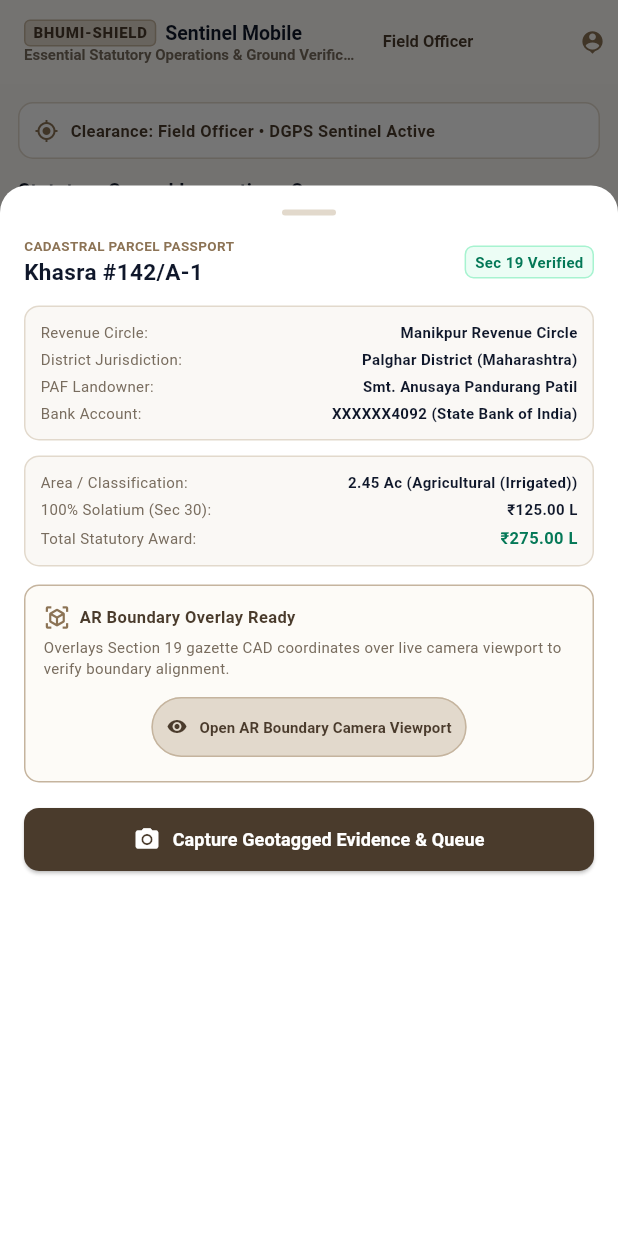
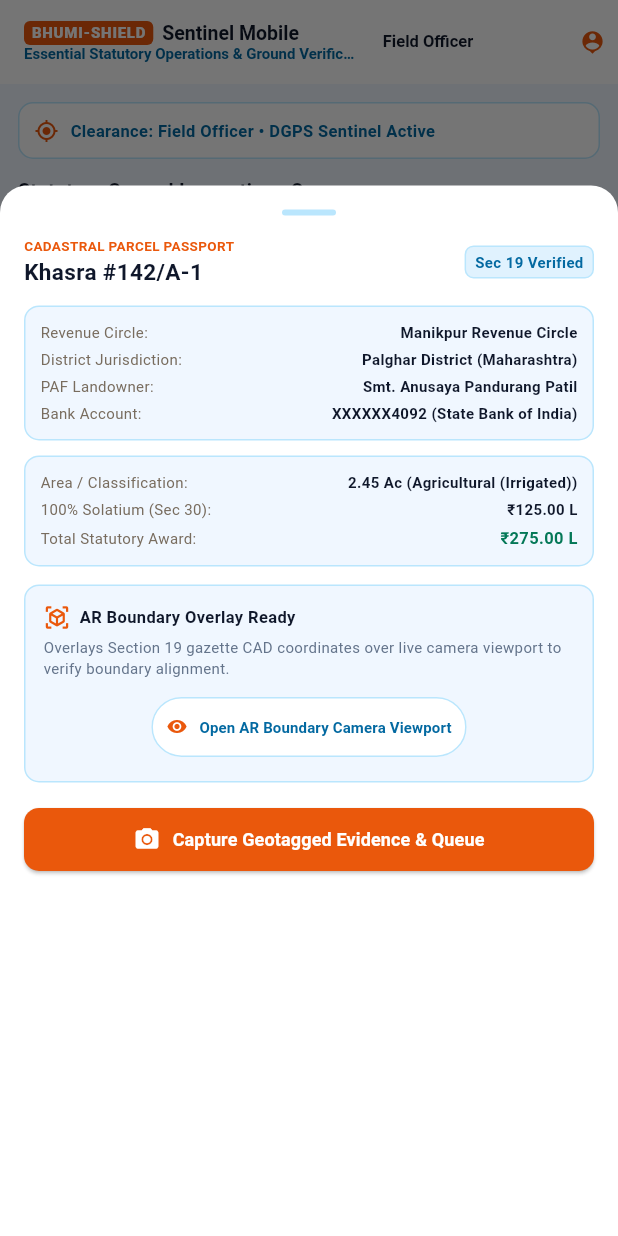
Before and after one commit to DhangarRohit18/Bhumi-Shield, a Flutter app: the screen it shows after launch, after a tap on "Scan QR & Verify Ground Boundary", on a phone screen of 412 x 824 dp. Run offline on Flutter 3.47's test engine with Material 3 defaults, Android fonts, the phone set to English and light mode, and no system bars; our stand-ins replace camera, cloud_firestore, firebase_core, geolocator, permission_handler, sensors_plus; accounts and stored records are empty.

Commit message:
style: apply cohesive light blue (#F0F7FF), vibrant orange (#EA580C) and dark navy (#0F172A) theme across web and mobile

```diff
--- a/mobile/lib/main.dart
+++ b/mobile/lib/main.dart
@@ -26,12 +26,12 @@ class BhumiShieldMobileApp extends StatelessWidget {
       title: 'BHUMI-SHIELD Sentinel',
       debugShowCheckedModeBanner: false,
       theme: ThemeData.light().copyWith(
-        scaffoldBackgroundColor: const Color(0xFFFAF8F5),
-        primaryColor: const Color(0xFF8C7355),
+        scaffoldBackgroundColor: const Color(0xFFF0F7FF),
+        primaryColor: const Color(0xFFEA580C),
         appBarTheme: const AppBarTheme(
-          backgroundColor: Color(0xFFFDFBF7),
+          backgroundColor: Colors.white,
           elevation: 0,
-          iconTheme: IconThemeData(color: Color(0xFF4A3B2C)),
+          iconTheme: IconThemeData(color: Color(0xFFEA580C)),
           titleTextStyle: TextStyle(
             color: Color(0xFF0F172A),
             fontSize: 14,
@@ -39,8 +39,8 @@ class BhumiShieldMobileApp extends StatelessWidget {
           ),
         ),
         colorScheme: const ColorScheme.light(
-          primary: Color(0xFF8C7355),
-          secondary: Color(0xFF047857),
+          primary: Color(0xFFEA580C),
+          secondary: Color(0xFF0284C7),
           surface: Colors.white,
         ),
       ),
@@ -80,16 +80,15 @@ class _MobileDashboardRootState extends State<MobileDashboardRoot> {
                 Container(
                   padding: const EdgeInsets.symmetric(horizontal: 5, vertical: 2),
                   decoration: BoxDecoration(
-                    color: const Color(0xFFE2D9CC),
+                    color: const Color(0xFFEA580C),
                     borderRadius: BorderRadius.circular(4),
-                    border: Border.all(color: const Color(0xFFC5B49E)),
                   ),
                   child: const Text(
                     'BHUMI-SHIELD',
                     style: TextStyle(
                       fontSize: 10,
                       fontWeight: FontWeight.w900,
-                      color: Color(0xFF4A3B2C),
+                      color: Colors.white,
                       letterSpacing: 0.5,
                     ),
                   ),
@@ -103,17 +102,17 @@ class _MobileDashboardRootState extends State<MobileDashboardRoot> {
             ),
             const Text(
               'Essential Statutory Operations & Ground Verification',
-              style: TextStyle(fontSize: 10, color: Color(0xFF786C5E)),
+              style: TextStyle(fontSize: 10, color: Color(0xFF0369A1)),
             ),
           ],
         ),
         actions: [
           DropdownButton<String>(
             value: _activeRole,
-            dropdownColor: const Color(0xFFFDFBF7),
+            dropdownColor: Colors.white,
             underline: const SizedBox(),
-            icon: const Icon(Icons.person_pin, color: Color(0xFF8C7355), size: 18),
-            style: const TextStyle(fontSize: 11, color: Color(0xFF4A3B2C), fontWeight: FontWeight.bold),
+            icon: const Icon(Icons.person_pin, color: Color(0xFFEA580C), size: 18),
+            style: const TextStyle(fontSize: 11, color: Color(0xFF0F172A), fontWeight: FontWeight.bold),
             items: _roles.map((r) => DropdownMenuItem(value: r, child: Text(r))).toList(),
             onChanged: (val) {
               if (val != null) setState(() => _activeRole = val);
@@ -132,8 +131,8 @@ class _MobileDashboardRootState extends State<MobileDashboardRoot> {
       bottomNavigationBar: BottomNavigationBar(
         backgroundColor: Colors.white,
         currentIndex: _navIndex,
-        selectedItemColor: const Color(0xFF4A3B2C),
-        unselectedItemColor: const Color(0xFF786C5E),
+        selectedItemColor: const Color(0xFFEA580C),
+        unselectedItemColor: const Color(0xFF0369A1),
         type: BottomNavigationBarType.fixed,
         selectedLabelStyle: const TextStyle(fontWeight: FontWeight.bold, fontSize: 10),
         unselectedLabelStyle: const TextStyle(fontSize: 10),
@@ -155,6 +154,7 @@ class _MobileDashboardRootState extends State<MobileDashboardRoot> {
             icon: Badge(
               label: Text('${_fieldService.offlineQueue.length}'),
               isLabelVisible: _fieldService.offlineQueue.isNotEmpty,
+              backgroundColor: const Color(0xFFEA580C),
               child: const Icon(Icons.cloud_sync),
             ),
             label: 'Sync Queue',
@@ -178,16 +178,16 @@ class _MobileDashboardRootState extends State<MobileDashboardRoot> {
               decoration: BoxDecoration(
                 color: Colors.white,
                 borderRadius: BorderRadius.circular(10),
-                border: Border.all(color: const Color(0xFFE2D9CC)),
+                border: Border.all(color: const Color(0xFFBAE6FD)),
               ),
               child: Row(
                 children: [
-                  const Icon(Icons.gps_fixed, color: Color(0xFF8C7355), size: 16),
+                  const Icon(Icons.gps_fixed, color: Color(0xFFEA580C), size: 16),
                   const SizedBox(width: 8),
                   Expanded(
                     child: Text(
                       'Clearance: $_activeRole • DGPS Sentinel Active',
-                      style: const TextStyle(fontSize: 11, color: Color(0xFF4A3B2C), fontWeight: FontWeight.bold),
+                      style: const TextStyle(fontSize: 11, color: Color(0xFF0369A1), fontWeight: FontWeight.bold),
                     ),
                   ),
                 ],
@@ -203,7 +203,7 @@ class _MobileDashboardRootState extends State<MobileDashboardRoot> {
               const Center(
                 child: Padding(
                   padding: EdgeInsets.all(24),
-                  child: Text('No ground inspections pending', style: TextStyle(color: Color(0xFF786C5E), fontSize: 12)),
+                  child: Text('No ground inspections pending', style: TextStyle(color: Color(0xFF64748B), fontSize: 12)),
                 ),
               )
             else
@@ -217,9 +217,10 @@ class _MobileDashboardRootState extends State<MobileDashboardRoot> {
   Widget _buildTaskCard(TaskModel task) {
     return Card(
       color: Colors.white,
+      elevation: 0,
       shape: RoundedRectangleBorder(
         borderRadius: BorderRadius.circular(12),
-        side: const BorderSide(color: Color(0xFFE2D9CC)),
+        side: const BorderSide(color: Color(0xFFBAE6FD)),
       ),
       margin: const EdgeInsets.only(bottom: 10),
       child: Padding(
@@ -233,36 +234,36 @@ class _MobileDashboardRootState extends State<MobileDashboardRoot> {
                 Container(
                   padding: const EdgeInsets.symmetric(horizontal: 6, vertical: 2),
                   decoration: BoxDecoration(
-                    color: const Color(0xFFE2D9CC),
+                    color: const Color(0xFFFFF7ED),
                     borderRadius: BorderRadius.circular(4),
-                    border: Border.all(color: const Color(0xFFC5B49E)),
+                    border: Border.all(color: const Color(0xFFFFEDD5)),
                   ),
                   child: Text(
                     task.priority,
-                    style: const TextStyle(color: Color(0xFF4A3B2C), fontSize: 9, fontWeight: FontWeight.bold),
+                    style: const TextStyle(color: Color(0xFFEA580C), fontSize: 9, fontWeight: FontWeight.bold),
                   ),
                 ),
-                Text('Due: ${task.dueDate}', style: const TextStyle(fontSize: 10, color: Color(0xFF786C5E))),
+                Text('Due: ${task.dueDate}', style: const TextStyle(fontSize: 10, color: Color(0xFF64748B))),
               ],
             ),
             const SizedBox(height: 6),
             Text(task.title, style: const TextStyle(fontSize: 12, fontWeight: FontWeight.bold, color: Color(0xFF0F172A))),
             const SizedBox(height: 2),
-            Text(task.description, style: const TextStyle(fontSize: 10, color: Color(0xFF786C5E))),
+            Text(task.description, style: const TextStyle(fontSize: 10, color: Color(0xFF64748B))),
             const SizedBox(height: 10),
             SizedBox(
               width: double.infinity,
               child: ElevatedButton.icon(
                 style: ElevatedButton.styleFrom(
-                  backgroundColor: const Color(0xFFE2D9CC),
-                  foregroundColor: const Color(0xFF4A3B2C),
+                  backgroundColor: const Color(0xFFF0F7FF),
+                  foregroundColor: const Color(0xFF0369A1),
                   elevation: 0,
-                  side: const BorderSide(color: Color(0xFFC5B49E)),
+                  side: const BorderSide(color: Color(0xFFBAE6FD)),
                   shape: RoundedRectangleBorder(borderRadius: BorderRadius.circular(8)),
                   padding: const EdgeInsets.symmetric(vertical: 8),
                 ),
                 onPressed: () => _launchFieldMission(task),
-                icon: const Icon(Icons.qr_code_scanner, color: Color(0xFF4A3B2C), size: 16),
+                icon: const Icon(Icons.qr_code_scanner, color: Color(0xFFEA580C), size: 16),
                 label: const Text('Scan QR & Verify Ground Boundary', style: TextStyle(fontWeight: FontWeight.bold, fontSize: 11)),
               ),
             ),
@@ -314,9 +315,10 @@ class _MobileDashboardRootState extends State<MobileDashboardRoot> {
         const SizedBox(height: 8),
         ...mockParcels.map((p) => Card(
               color: Colors.white,
+              elevation: 0,
               shape: RoundedRectangleBorder(
                 borderRadius: BorderRadius.circular(12),
-                side: const BorderSide(color: Color(0xFFE2D9CC)),
+                side: const BorderSide(color: Color(0xFFBAE6FD)),
               ),
               margin: const EdgeInsets.only(bottom: 10),
               child: Padding(
@@ -331,23 +333,23 @@ class _MobileDashboardRootState extends State<MobileDashboardRoot> {
                         Container(
                           padding: const EdgeInsets.symmetric(horizontal: 6, vertical: 2),
                           decoration: BoxDecoration(
-                            color: const Color(0xFFECFDF5),
-                            border: Border.all(color: const Color(0xFFA7F3D0)),
+                            color: const Color(0xFFE0F2FE),
+                            border: Border.all(color: const Color(0xFFBAE6FD)),
                             borderRadius: BorderRadius.circular(4),
                           ),
-                          child: Text(p['stage']!, style: const TextStyle(color: Color(0xFF047857), fontSize: 9, fontWeight: FontWeight.bold)),
+                          child: Text(p['stage']!, style: const TextStyle(color: Color(0xFF0369A1), fontSize: 9, fontWeight: FontWeight.bold)),
                         ),
                       ],
                     ),
                     const SizedBox(height: 4),
-                    Text('${p['village']} • ${p['area']}', style: const TextStyle(fontSize: 11, color: Color(0xFF786C5E))),
-                    Text('Landowner: ${p['owner']}', style: const TextStyle(fontSize: 11, color: Color(0xFF4A3B2C), fontWeight: FontWeight.w600)),
+                    Text('${p['village']} • ${p['area']}', style: const TextStyle(fontSize: 11, color: Color(0xFF64748B))),
+                    Text('Landowner: ${p['owner']}', style: const TextStyle(fontSize: 11, color: Color(0xFF0F172A), fontWeight: FontWeight.w600)),
                     const SizedBox(height: 4),
                     Row(
                       mainAxisAlignment: MainAxisAlignment.spaceBetween,
                       children: [
-                        Text('Statutory Award: ${p['award']}', style: const TextStyle(fontSize: 11, color: Color(0xFF047857), fontWeight: FontWeight.bold)),
-                        Text('Pillar: ${p['qr']}', style: const TextStyle(fontSize: 10, fontFamily: 'monospace', color: Color(0xFF8C7355))),
+                        Text('Statutory Award: ${p['award']}', style: const TextStyle(fontSize: 11, color: Color(0xFFEA580C), fontWeight: FontWeight.bold)),
+                        Text('Pillar: ${p['qr']}', style: const TextStyle(fontSize: 10, fontFamily: 'monospace', color: Color(0xFF0284C7))),
                       ],
                     ),
                   ],
@@ -371,16 +373,17 @@ class _MobileDashboardRootState extends State<MobileDashboardRoot> {
             const SizedBox(height: 8),
             ...devices.map((d) => Card(
                   color: Colors.white,
+                  elevation: 0,
                   shape: RoundedRectangleBorder(
                     borderRadius: BorderRadius.circular(10),
-                    side: const BorderSide(color: Color(0xFFE2D9CC)),
+                    side: const BorderSide(color: Color(0xFFBAE6FD)),
                   ),
                   margin: const EdgeInsets.only(bottom: 8),
                   child: ListTile(
                     contentPadding: const EdgeInsets.symmetric(horizontal: 12, vertical: 4),
-                    leading: const Icon(Icons.router, color: Color(0xFF8C7355), size: 22),
+                    leading: const Icon(Icons.router, color: Color(0xFFEA580C), size: 22),
                     title: Text(d.deviceId, style: const TextStyle(fontWeight: FontWeight.bold, fontSize: 11, color: Color(0xFF0F172A))),
-                    subtitle: Text('Battery: ${d.batteryPercentage}% • ${d.deviceType}', style: const TextStyle(fontSize: 10, color: Color(0xFF786C5E))),
+                    subtitle: Text('Battery: ${d.batteryPercentage}% • ${d.deviceType}', style: const TextStyle(fontSize: 10, color: Color(0xFF64748B))),
                     trailing: Container(
                       padding: const EdgeInsets.symmetric(horizontal: 6, vertical: 2),
                       decoration: BoxDecoration(
@@ -391,7 +394,7 @@ class _MobileDashboardRootState extends State<MobileDashboardRoot> {
                       child: Text(
                         d.status,
                         style: TextStyle(
-                          color: d.status == 'ONLINE' ? const Color(0xFF047857) : const Color(0xFF9F1239),
+                          color: d.status == 'ONLINE' ? const Color(0xFF047857) : const Color(0xFFDC2626),
                           fontSize: 9,
                           fontWeight: FontWeight.bold,
                         ),
@@ -420,11 +423,11 @@ class _MobileDashboardRootState extends State<MobileDashboardRoot> {
               Text('Pending Sync Queue (${queue.length})', style: const TextStyle(fontSize: 13, fontWeight: FontWeight.bold, color: Color(0xFF0F172A))),
               ElevatedButton.icon(
                 style: ElevatedButton.styleFrom(
-                  backgroundColor: const Color(0xFFE2D9CC),
-                  foregroundColor: const Color(0xFF4A3B2C),
+                  backgroundColor: const Color(0xFFEA580C),
+                  foregroundColor: Colors.white,
                   elevation: 0,
-                  side: const BorderSide(color: Color(0xFFC5B49E)),
-                  padding: const EdgeInsets.symmetric(horizontal: 10, vertical: 6),
+                  padding: const EdgeInsets.symmetric(horizontal: 12, vertical: 8),
+                  shape: RoundedRectangleBorder(borderRadius: BorderRadius.circular(8)),
                 ),
                 onPressed: queue.isEmpty
                     ? null
@@ -433,11 +436,11 @@ class _MobileDashboardRootState extends State<MobileDashboardRoot> {
                         if (!mounted) return;
                         setState(() {});
                         ScaffoldMessenger.of(context).showSnackBar(
-                          const SnackBar(backgroundColor: Color(0xFF047857), content: Text('All evidence synced to Cloud Firestore & Digital Twin!')),
+                          const SnackBar(backgroundColor: Color(0xFF059669), content: Text('All evidence synced to Cloud Firestore & Digital Twin!')),
                         );
                       },
-                icon: const Icon(Icons.cloud_upload, size: 14),
-                label: const Text('1-Tap Cloud Sync', style: TextStyle(fontSize: 10, fontWeight: FontWeight.bold)),
+                icon: const Icon(Icons.cloud_upload, size: 14, color: Colors.white),
+                label: const Text('1-Tap Cloud Sync', style: TextStyle(fontSize: 11, fontWeight: FontWeight.bold)),
               ),
             ],
           ),
@@ -448,9 +451,9 @@ class _MobileDashboardRootState extends State<MobileDashboardRoot> {
                 child: Column(
                   mainAxisAlignment: MainAxisAlignment.center,
                   children: const [
-                    Icon(Icons.check_circle_outline, size: 40, color: Color(0xFF047857)),
+                    Icon(Icons.check_circle_outline, size: 40, color: Color(0xFF059669)),
                     SizedBox(height: 8),
-                    Text('All field inspection logs are synced with Cloud Firestore', style: TextStyle(color: Color(0xFF786C5E), fontSize: 11)),
+                    Text('All field inspection logs are synced with Cloud Firestore', style: TextStyle(color: Color(0xFF64748B), fontSize: 11)),
                   ],
                 ),
               ),
@@ -463,9 +466,10 @@ class _MobileDashboardRootState extends State<MobileDashboardRoot> {
                   final item = queue[i];
                   return Card(
                     color: Colors.white,
+                    elevation: 0,
                     shape: RoundedRectangleBorder(
                       borderRadius: BorderRadius.circular(10),
-                      side: const BorderSide(color: Color(0xFFE2D9CC)),
+                      side: const BorderSide(color: Color(0xFFBAE6FD)),
                     ),
                     margin: const EdgeInsets.only(bottom: 8),
                     child: Padding(
@@ -477,12 +481,12 @@ class _MobileDashboardRootState extends State<MobileDashboardRoot> {
                             mainAxisAlignment: MainAxisAlignment.spaceBetween,
                             children: [
                               Text('Parcel ID: ${item.parcelId}', style: const TextStyle(fontSize: 11, fontWeight: FontWeight.bold, color: Color(0xFF0F172A))),
-                              const Text('QUEUED', style: TextStyle(color: Color(0xFFB45309), fontSize: 9, fontWeight: FontWeight.bold)),
+                              const Text('QUEUED', style: TextStyle(color: Color(0xFFEA580C), fontSize: 9, fontWeight: FontWeight.bold)),
                             ],
                           ),
                           const SizedBox(height: 2),
-                          Text('GPS: ${item.lat.toStringAsFixed(4)}°, ${item.lng.toStringAsFixed(4)}° • Accuracy: ±${item.accuracyMeters}m', style: const TextStyle(fontSize: 10, color: Color(0xFF786C5E))),
-                          Text('SHA-256: ${item.tamperProofHash.substring(0, 24)}...', style: const TextStyle(fontSize: 9, fontFamily: 'monospace', color: Color(0xFF8C7355))),
+                          Text('GPS: ${item.lat.toStringAsFixed(4)}°, ${item.lng.toStringAsFixed(4)}° • Accuracy: ±${item.accuracyMeters}m', style: const TextStyle(fontSize: 10, color: Color(0xFF64748B))),
+                          Text('SHA-256: ${item.tamperProofHash.substring(0, 24)}...', style: const TextStyle(fontSize: 9, fontFamily: 'monospace', color: Color(0xFF0284C7))),
                         ],
                       ),
                     ),
@@ -528,7 +532,7 @@ class _MobileDashboardRootState extends State<MobileDashboardRoot> {
                   height: 4,
                   margin: const EdgeInsets.only(bottom: 14),
                   decoration: BoxDecoration(
-                    color: const Color(0xFFE2D9CC),
+                    color: const Color(0xFFBAE6FD),
                     borderRadius: BorderRadius.circular(2),
                   ),
                 ),
@@ -539,18 +543,18 @@ class _MobileDashboardRootState extends State<MobileDashboardRoot> {
                   Column(
                     crossAxisAlignment: CrossAxisAlignment.start,
                     children: [
-                      const Text('CADASTRAL PARCEL PASSPORT', style: TextStyle(fontSize: 9, color: Color(0xFF8C7355), fontWeight: FontWeight.bold)),
+                      const Text('CADASTRAL PARCEL PASSPORT', style: TextStyle(fontSize: 9, color: Color(0xFFEA580C), fontWeight: FontWeight.bold)),
                       Text('Khasra #${passport.khasraSurveyNo}', style: const TextStyle(fontSize: 15, fontWeight: FontWeight.bold, color: Color(0xFF0F172A))),
                     ],
                   ),
                   Container(
                     padding: const EdgeInsets.symmetric(horizontal: 6, vertical: 3),
                     decoration: BoxDecoration(
-                      color: const Color(0xFFECFDF5),
-                      border: Border.all(color: const Color(0xFFA7F3D0)),
+                      color: const Color(0xFFE0F2FE),
+                      border: Border.all(color: const Color(0xFFBAE6FD)),
                       borderRadius: BorderRadius.circular(6),
                     ),
-                    child: const Text('Sec 19 Verified', style: TextStyle(color: Color(0xFF047857), fontSize: 10, fontWeight: FontWeight.bold)),
+                    child: const Text('Sec 19 Verified', style: TextStyle(color: Color(0xFF0369A1), fontSize: 10, fontWeight: FontWeight.bold)),
                   ),
                 ],
               ),
@@ -558,9 +562,9 @@ class _MobileDashboardRootState extends State<MobileDashboardRoot> {
               Container(
                 padding: const EdgeInsets.all(10),
                 decoration: BoxDecoration(
-                  color: const Color(0xFFFAF8F5),
+                  color: const Color(0xFFF0F7FF),
                   borderRadius: BorderRadius.circular(10),
-                  border: Border.all(color: const Color(0xFFE2D9CC)),
+                  border: Border.all(color: const Color(0xFFBAE6FD)),
                 ),
                 child: Column(
                   children: [
@@ -578,9 +582,9 @@ class _MobileDashboardRootState extends State<MobileDashboardRoot> {
               Container(
                 padding: const EdgeInsets.all(10),
                 decoration: BoxDecoration(
-                  color: const Color(0xFFFAF8F5),
+                  color: const Color(0xFFF0F7FF),
                   borderRadius: BorderRadius.circular(10),
-                  border: Border.all(color: const Color(0xFFE2D9CC)),
+                  border: Border.all(color: const Color(0xFFBAE6FD)),
                 ),
                 child: Column(
                   children: [
@@ -596,28 +600,28 @@ class _MobileDashboardRootState extends State<MobileDashboardRoot> {
               Container(
                 padding: const EdgeInsets.all(12),
                 decoration: BoxDecoration(
-                  border: Border.all(color: const Color(0xFFC5B49E)),
+                  border: Border.all(color: const Color(0xFFBAE6FD)),
                   borderRadius: BorderRadius.circular(10),
-                  color: const Color(0xFFFDFBF7),
+                  color: const Color(0xFFF0F7FF),
                 ),
                 child: Column(
                   children: [
                     const Row(
                       children: [
-                        Icon(Icons.view_in_ar, color: Color(0xFF8C7355), size: 18),
+                        Icon(Icons.view_in_ar, color: Color(0xFFEA580C), size: 18),
                         SizedBox(width: 6),
-                        Text('AR Boundary Overlay Ready', style: TextStyle(fontSize: 11, fontWeight: FontWeight.bold, color: Color(0xFF4A3B2C))),
+                        Text('AR Boundary Overlay Ready', style: TextStyle(fontSize: 11, fontWeight: FontWeight.bold, color: Color(0xFF0F172A))),
                       ],
                     ),
                     const SizedBox(height: 4),
-                    const Text('Overlays Section 19 gazette CAD coordinates over live camera viewport to verify boundary alignment.', style: TextStyle(fontSize: 10, color: Color(0xFF786C5E))),
+                    const Text('Overlays Section 19 gazette CAD coordinates over live camera viewport to verify boundary alignment.', style: TextStyle(fontSize: 10, color: Color(0xFF64748B))),
                     const SizedBox(height: 8),
                     ElevatedButton.icon(
                       style: ElevatedButton.styleFrom(
-                        backgroundColor: const Color(0xFFE2D9CC),
-                        foregroundColor: const Color(0xFF4A3B2C),
+                        backgroundColor: Colors.white,
+                        foregroundColor: const Color(0xFF0369A1),
                         elevation: 0,
-                        side: const BorderSide(color: Color(0xFFC5B49E)),
+                        side: const BorderSide(color: Color(0xFFBAE6FD)),
                         padding: const EdgeInsets.symmetric(horizontal: 10, vertical: 6),
                       ),
                       onPressed: () async {
@@ -637,7 +641,7 @@ class _MobileDashboardRootState extends State<MobileDashboardRoot> {
                           _captureAndSubmitEvidence(passport, task);
                         }
                       },
-                      icon: const Icon(Icons.visibility, color: Color(0xFF4A3B2C), size: 14),
+                      icon: const Icon(Icons.visibility, color: Color(0xFFEA580C), size: 14),
                       label: const Text('Open AR Boundary Camera Viewport', style: TextStyle(fontSize: 10, fontWeight: FontWeight.bold)),
                     ),
                   ],
@@ -646,7 +650,7 @@ class _MobileDashboardRootState extends State<MobileDashboardRoot> {
               const SizedBox(height: 14),
               ElevatedButton.icon(
                 style: ElevatedButton.styleFrom(
-                  backgroundColor: const Color(0xFF4A3B2C),
+                  backgroundColor: const Color(0xFFEA580C),
                   foregroundColor: Colors.white,
                   padding: const EdgeInsets.symmetric(vertical: 12),
                   shape: RoundedRectangleBorder(borderRadius: BorderRadius.circular(10)),
```
Also changed, not shown: mobile/lib/ar_cadastral_hud_screen.dart (+32 -33 lines), 15 other files.
